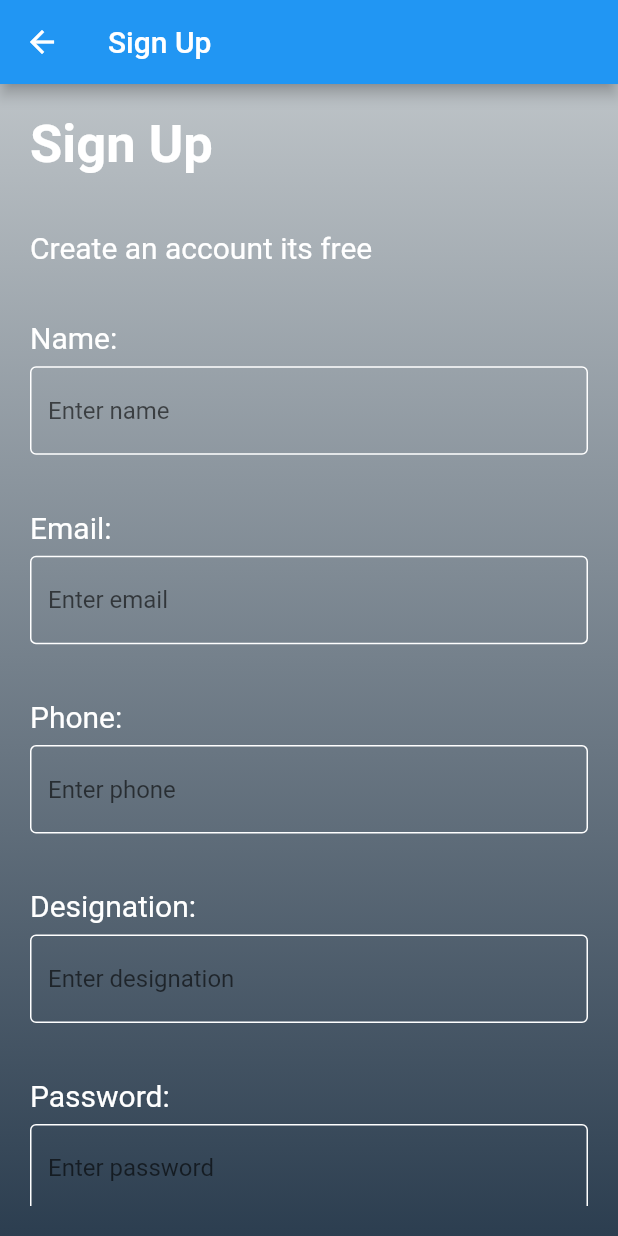
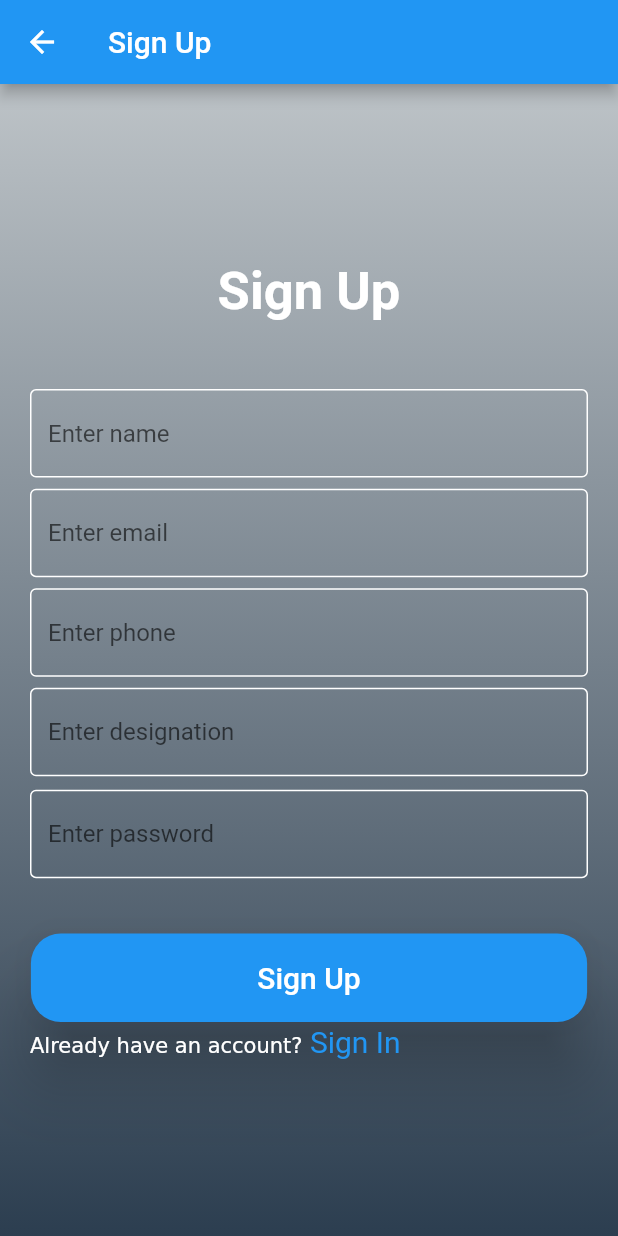
Before and after one commit to alihassankhan11/my_new_employee_management_system_fiver, a Flutter app: the SignUp screen opened directly, on a phone screen of 412 x 824 dp. Run offline on Flutter 3.47's test engine with Material 2 defaults, Android fonts, the light colour scheme and no system bars; our stand-ins replace cloud_firestore, firebase_auth, firebase_core, google_fonts, percent_indicator; accounts and stored records are empty; network calls fail.

Commit message:
ui changeg firsst

```diff
--- a/lib/screens/home.dart
+++ b/lib/screens/home.dart
@@ -1,4 +1,5 @@
 import 'package:email_password_practice/routes/navigation.dart';
+import 'package:email_password_practice/tabs/appraisal.dart';
 import 'package:email_password_practice/tabs/task_assigned.dart';
 import 'package:email_password_practice/tabs/task_completed.dart';
 import 'package:email_password_practice/values/custom_snack_bar.dart';
@@ -89,9 +90,7 @@ class _HomeState extends State<Home> {
           children: [
             const TaskAssigned(),
             const TaskCompleted(),
-            Container(
-              color: Colors.blue,
-            ),
+            const Aporaisal(),
           ],
         ),
       ),
--- a/lib/screens/sign_in_screens/sign_up.dart
+++ b/lib/screens/sign_in_screens/sign_up.dart
@@ -21,6 +21,7 @@ class SignUp extends StatefulWidget {
 
 class _SignUpState extends State<SignUp> {
   late Size size;
+  late Size size2;
   var email = '';
   var password = '';
   var firebaseAuth = FirebaseAuth.instance;
@@ -50,6 +51,7 @@ class _SignUpState extends State<SignUp> {
   void didChangeDependencies() {
     size = Size(MediaQuery.of(context).size.width,
         MediaQuery.of(context).size.height - 86);
+    size2 = Size(MediaQuery.of(context).size.width, 30);
     super.didChangeDependencies();
   }
 
@@ -63,9 +65,10 @@ class _SignUpState extends State<SignUp> {
       body: Container(
         padding: const EdgeInsets.all(20),
         decoration: Decorations.boxDecorationForEntireScreen(),
-        child: ListView(children: [
+        child: Column(mainAxisAlignment: MainAxisAlignment.center, children: [
           const Text(
             StringConst.SIGN_UP,
+            textAlign: TextAlign.center,
             style: TextStyle(
               fontSize: 35,
               color: Colors.white,
@@ -73,14 +76,10 @@ class _SignUpState extends State<SignUp> {
             ),
           ),
           MySpacer(size: size),
-          const Text(
-            StringConst.CREATE_AN_ACCOUNT,
-            style: TextStyle(color: Colors.white, fontSize: 20),
-          ),
-          MySpacer(size: size),
+
           //email
           MyTextField(text: 'Name', size: size, onChanged: (_) {}),
-          MySpacer(size: size),
+
           //password
           MyTextField(
               text: 'Email',
@@ -88,11 +87,11 @@ class _SignUpState extends State<SignUp> {
               onChanged: (value) {
                 email = value;
               }),
-          MySpacer(size: size),
+
           MyTextField(text: 'Phone', size: size, onChanged: (_) {}),
-          MySpacer(size: size),
+
           MyTextField(text: 'Designation', size: size, onChanged: (_) {}),
-          MySpacer(size: size),
+          MySpacer(size: size2),
           MyTextField(
               text: 'Password',
               size: size,
@@ -107,9 +106,8 @@ class _SignUpState extends State<SignUp> {
             size: size,
             onPressed: signUpWithEmailPassword,
           ),
-          MySpacer(size: size),
-          lastLine(),
-          const SpaceH180()
+          MySpacer(size: size2),
+          Container(alignment: Alignment.centerLeft, child: lastLine()),
         ]),
       ),
     );
--- a/lib/widgets/text_field.dart
+++ b/lib/widgets/text_field.dart
@@ -15,13 +15,13 @@ class MyTextField extends StatelessWidget {
     return SizedBox(
       child: Column(
         children: [
-          Align(
-            alignment: Alignment.centerLeft,
-            child: Text(
-              '$text:',
-              style: const TextStyle(fontSize: 20, color: Colors.white),
-            ),
-          ),
+          // Align(
+          //   alignment: Alignment.centerLeft,
+          //   child: Text(
+          //     '$text:',
+          //     style: const TextStyle(fontSize: 20, color: Colors.white),
+          //   ),
+          // ),
           SizedBox(
             height: size.height * 0.01,
           ),
--- a/pubspec.yaml
+++ b/pubspec.yaml
@@ -40,6 +40,8 @@ dependencies:
   firebase_dynamic_links: ^2.0.11
   flutter_lints:
   cloud_firestore:
+  percent_indicator:
+
 dev_dependencies:
   flutter_test:
     sdk: flutter
```
Also changed, not shown: lib/screens/sign_in_screens/sign_in.dart (+2 -7 lines), lib/tabs/appraisal.dart (+64 -2 lines), lib/tabs/task_assigned.dart (+6 -5 lines), pubspec.lock.
